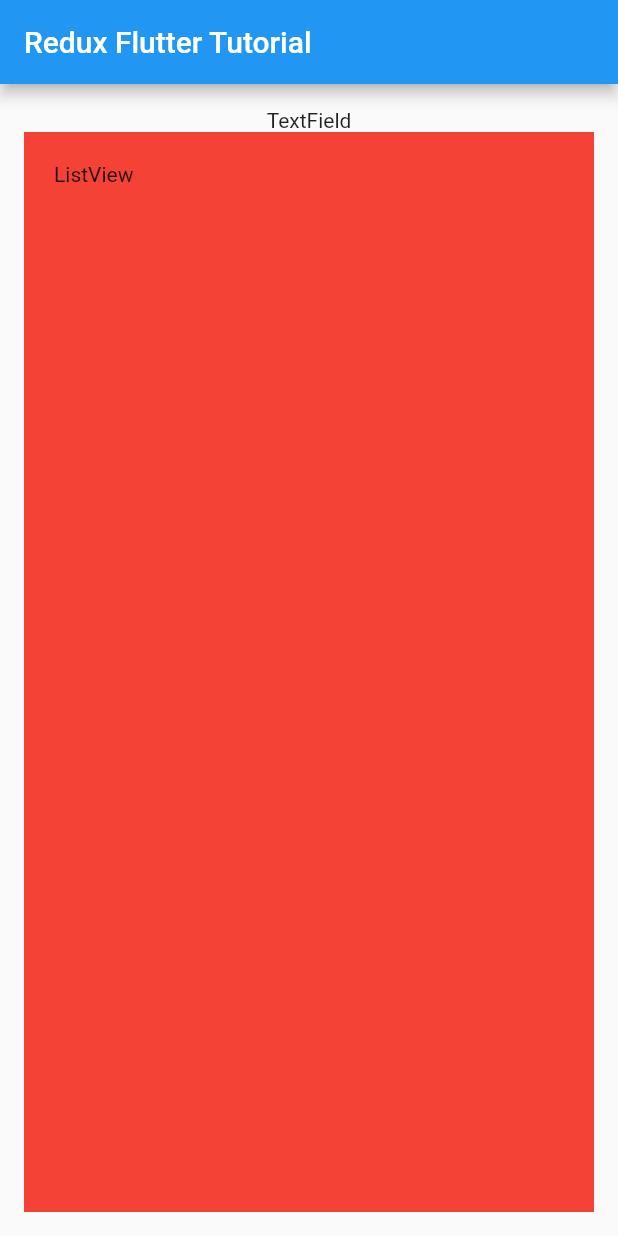
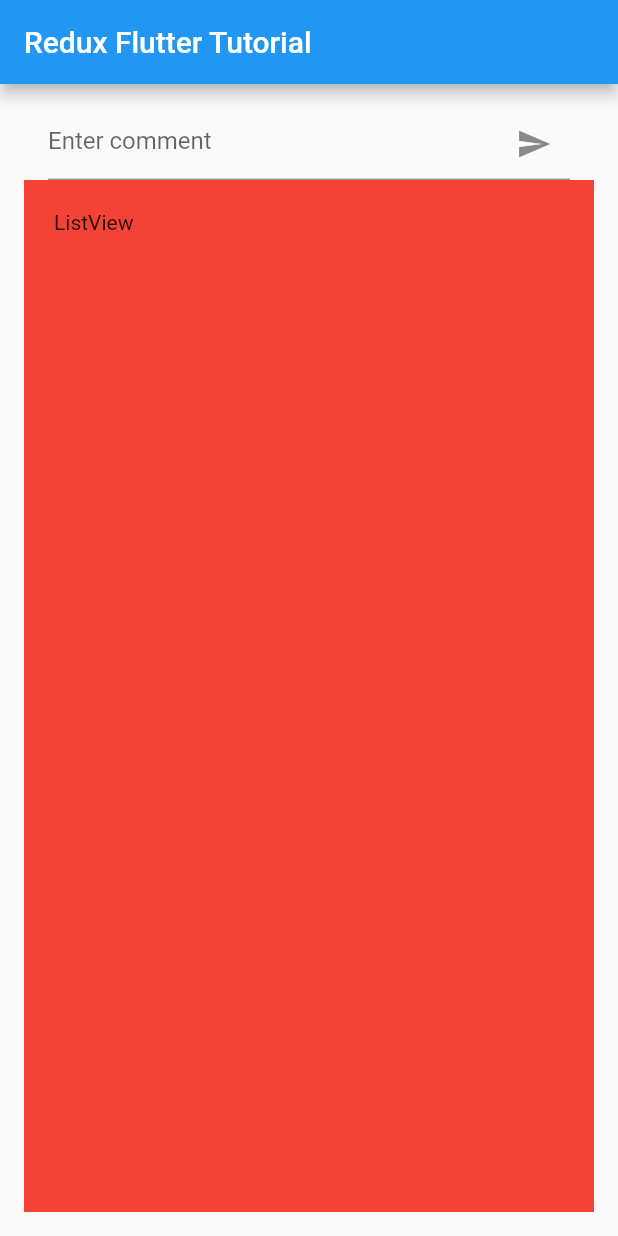
Before and after one commit to BdonGordon/Flutter-Redux-Tutorial-Intro, a Flutter app: the screen it shows after launch, on a phone screen of 412 x 824 dp. Run offline on Flutter 3.47's test engine with Material 2 defaults, Android fonts, the phone set to English and light mode, and no system bars; our stand-ins replace flutter_redux, redux.

Commit message:
- Almost there, but not quite

```diff
--- a/lib/main.dart
+++ b/lib/main.dart
@@ -1,24 +1,33 @@
 import 'package:flutter/material.dart';
+import 'package:flutter_red_tutorial/src/store/createStore.dart';
+import 'package:flutter_red_tutorial/src/store/middleware/ValidationMiddleware.dart';
+import 'package:flutter_red_tutorial/src/views/Comment/CommentContainer.dart';
 import 'package:redux/redux.dart';
 import 'package:flutter_redux/flutter_redux.dart';
 import 'package:flutter_red_tutorial/src/store/appState.dart';
 import 'package:flutter_red_tutorial/src/store/appReducer.dart';
 
-void main() => runApp(new MyApp());
+void main() async {
+  var store = await createStore();
+  runApp(new MyApp(store));
+}
 
-class MyApp extends StatelessWidget {
-  final store = new Store<AppState> (
-    appReducer,
-    initialState: AppState.inital(),
-    middleware: [
-    ]
-  );
+class MyApp extends StatefulWidget {
+  final Store<AppState> store;
 
+  MyApp(this.store);
+
+  MyAppState createState() {
+    return new MyAppState();
+  }
+}
+
+class MyAppState extends State<MyApp>{
   // This widget is the root of your application.
   @override
   Widget build(BuildContext context) {
-    return new StoreProvider(
-        store: store,
+    return new StoreProvider<AppState>(
+        store: widget.store,
         child: MaterialApp(
           title: 'Redux Flutter',
           theme: new ThemeData(
@@ -57,7 +66,7 @@ class HomeState extends State<Home> {
             children: <Widget>[
               Container(
                 padding: EdgeInsets.only(left: 16.0, right: 16.0),
-                child: Text("TextField")
+                child: Comment()
               ),
               Expanded(
                 child: Container(
--- a/lib/src/actionreducers/comment.dart
+++ b/lib/src/actionreducers/comment.dart
@@ -9,9 +9,10 @@ import 'package:redux/redux.dart';
 
 /// These will still change the AppState... just looks different from what we're used to
 class AddCommentAction {
-  final IComment comment;
+  final String userName;
+  final String commentText;
 
-  AddCommentAction(this.comment);
+  AddCommentAction(this.userName, this.commentText);
 }
 
 final commentReducer = combineReducers<IComment>([
@@ -19,5 +20,5 @@ final commentReducer = combineReducers<IComment>([
 ]);
 
 IComment _postComment(IComment state, AddCommentAction action) {
-  return state.copyWith(userName: action.comment.userName, commentText: action.comment.commentText);
+  return state.copyWith(userName: action.userName, commentText: action.commentText);
 }
--- a/lib/src/store/appState.dart
+++ b/lib/src/store/appState.dart
@@ -8,7 +8,7 @@ class AppState {
     @required this.commentState
   });
 
-  factory AppState.inital() {
+  factory AppState.initial() {
     return AppState(
       commentState: IComment.initial()
     );
```
Also changed, not shown: lib/src/store/createStore.dart (added, +15 -0 lines), lib/src/store/middleware/ValidationMiddleware.dart (+20 -0 lines), lib/src/views/Comment/CommentContainer.dart (+5 -3 lines), 1 other file.
